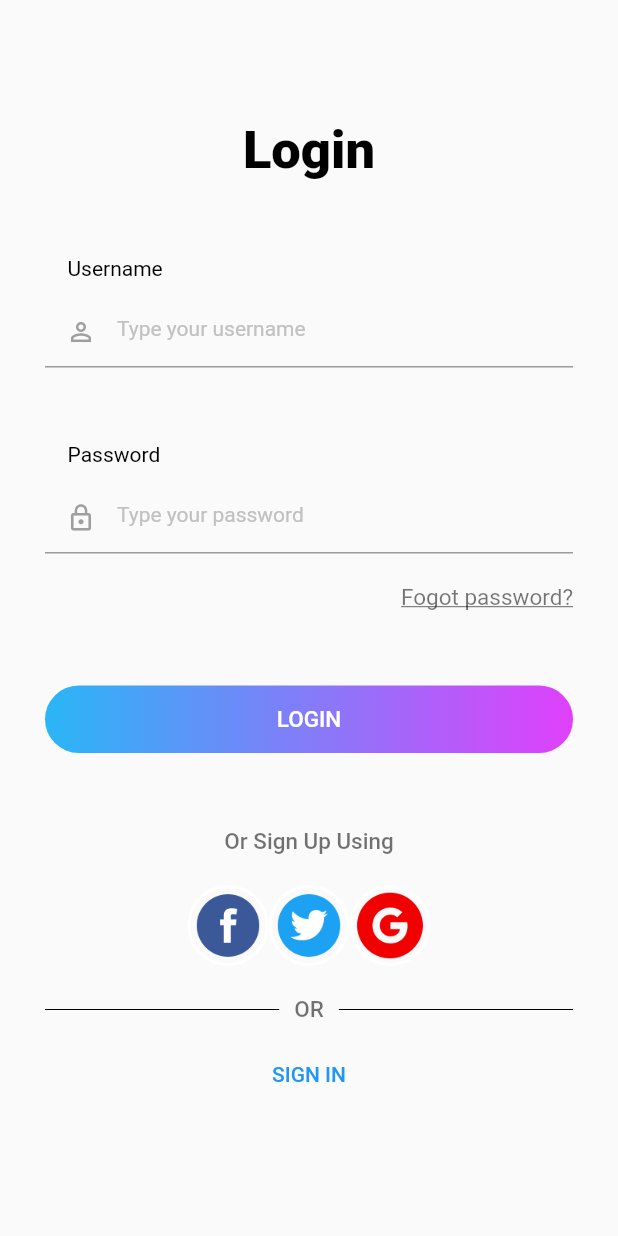
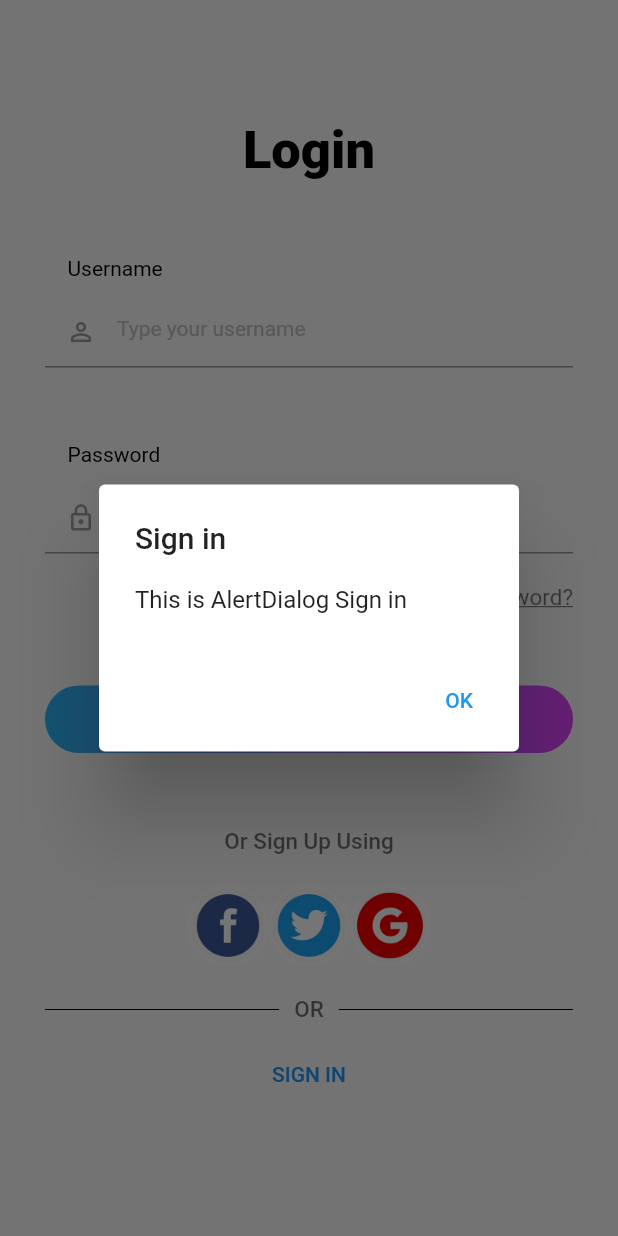
Before and after one commit to DuyLamJunpio/Login-Form-Flutter, a Flutter app: the screen it shows after launch, after a tap on "SIGN IN", on a phone screen of 412 x 824 dp. Run offline on Flutter 3.47's test engine with Material 2 defaults, Android fonts, the phone set to English and light mode, and no system bars.

Commit message:
navigator and alertDialog

```diff
--- a/lib/main.dart
+++ b/lib/main.dart
@@ -25,10 +25,6 @@ class MyApp extends StatelessWidget {
     );
   }
 }
-
-// ignore: non_constant_identifier_names
-
-// ignore: non_constant_identifier_names
 
 class Login extends StatelessWidget {
   const Login({super.key});
@@ -110,7 +106,27 @@ class Login extends StatelessWidget {
           const SizedBox(
             height: 10,
           ),
-          TextButton(onPressed: () {}, child: const Text("SIGN IN"))
+          TextButton(
+              onPressed: () {
+                showDialog(
+                    context: context,
+                    builder: (ctx) => AlertDialog(
+                          title: const Text("Sign in"),
+                          content: const Text("This is AlertDialog Sign in"),
+                          actions: <Widget>[
+                            TextButton(
+                              onPressed: () {
+                                Navigator.of(ctx).pop();
+                              },
+                              child: Container(
+                                padding: const EdgeInsets.all(10),
+                                child: const Text("OK"),
+                              ),
+                            ),
+                          ],
+                        ));
+              },
+              child: const Text("SIGN IN"))
         ]),
       ),
     ));
@@ -125,6 +141,3 @@ class Login extends StatelessWidget {
     );
   }
 }
-
-
-// ignore: camel_case_types
```
Also changed, not shown: lib/widgets/build_btn.dart (+25 -1 lines).
